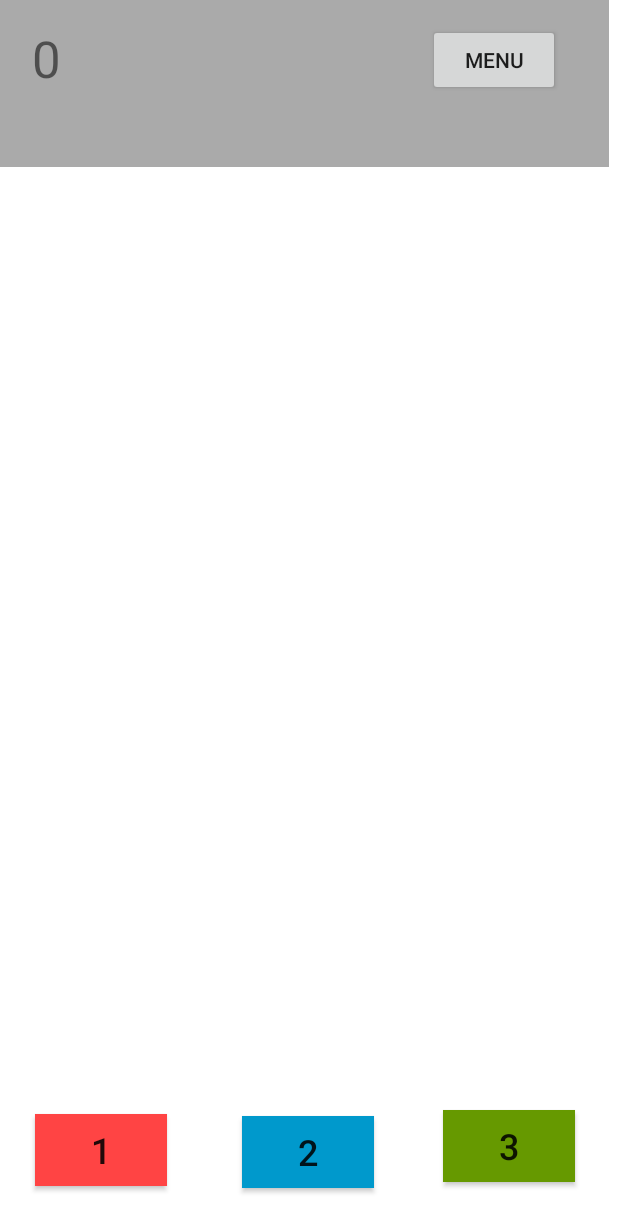
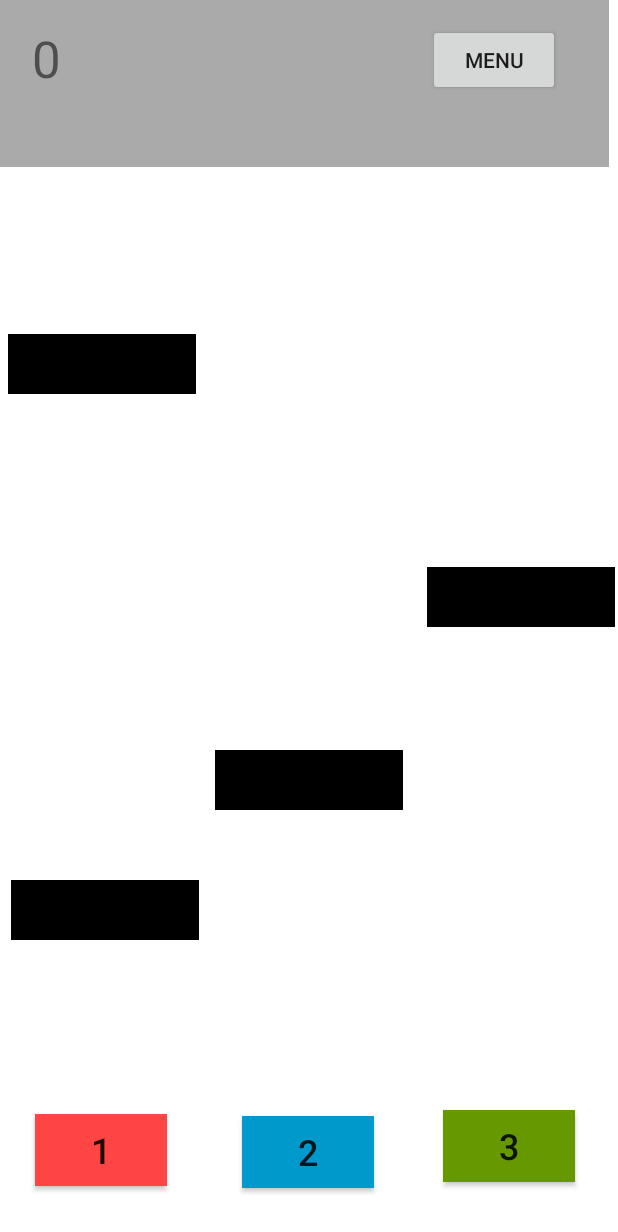
Before and after one commit to Salma22ch/HCI909-Project-Tap-Tap, an Android app: the EasyModeActivity screen opened directly, with no data from a screen before it, on a phone screen of 412 x 824 dp. Shown: the top 1232 px of the screen. Run offline under Robolectric (Android 15) with nearby library versions, the phone set to English and light mode, and no system bars.

Commit message:
prepare for motion

```diff
--- /dev/null
+++ b/app/src/main/res/drawable/note.xml
@@ -0,0 +1,9 @@
+<?xml version="1.0" encoding="utf-8"?>
+<selector xmlns:android="http://schemas.android.com/apk/res/android">
+    <item>
+        <shape android:shape="rectangle">
+            <solid android:color="@color/black"/>
+
+        </shape>
+    </item>
+</selector>
--- a/app/src/main/res/layout/activity_easy.xml
+++ b/app/src/main/res/layout/activity_easy.xml
@@ -74,6 +74,28 @@
             app:layout_constraintBottom_toBottomOf="parent"
             app:layout_constraintEnd_toEndOf="parent"
             app:layout_constraintStart_toStartOf="parent" />
+
+        <TextView
+            android:id="@+id/note_one"
+            android:layout_width="125dp"
+            android:layout_height="40dp"
+            android:layout_marginTop="68dp"
+            android:background="@drawable/note"
+            app:layout_constraintEnd_toEndOf="parent"
+            app:layout_constraintHorizontal_bias="0.628"
+            app:layout_constraintStart_toStartOf="parent"
+            app:layout_constraintTop_toTopOf="parent" />
+
+        <TextView
+            android:id="@+id/note_one_1"
+            android:layout_width="125dp"
+            android:layout_height="40dp"
+            android:layout_marginTop="432dp"
+            android:background="@drawable/note"
+            app:layout_constraintEnd_toEndOf="parent"
+            app:layout_constraintHorizontal_bias="1.0"
+            app:layout_constraintStart_toStartOf="parent"
+            app:layout_constraintTop_toTopOf="parent" />
     </androidx.constraintlayout.widget.ConstraintLayout>
 
     <androidx.constraintlayout.widget.ConstraintLayout
@@ -86,6 +108,16 @@
         app:layout_constraintStart_toStartOf="parent"
         app:layout_constraintTop_toTopOf="parent"
         app:layout_constraintVertical_bias="1.0">
+
+        <TextView
+            android:id="@+id/note_two"
+            android:layout_width="125dp"
+            android:layout_height="40dp"
+            android:layout_marginTop="348dp"
+            android:background="@drawable/note"
+            app:layout_constraintEnd_toEndOf="parent"
+            app:layout_constraintStart_toStartOf="parent"
+            app:layout_constraintTop_toTopOf="parent" />
 
         <Button
             android:id="@+id/tap_two_btn"
@@ -114,6 +146,17 @@
         app:layout_constraintTop_toTopOf="parent"
         app:layout_constraintVertical_bias="1.0">
 
+        <TextView
+            android:id="@+id/note_three"
+            android:layout_width="125dp"
+            android:layout_height="40dp"
+            android:layout_marginTop="224dp"
+            android:background="@drawable/note"
+            app:layout_constraintEnd_toEndOf="parent"
+            app:layout_constraintHorizontal_bias="0.6"
+            app:layout_constraintStart_toStartOf="parent"
+            app:layout_constraintTop_toTopOf="parent" />
+
         <Button
             android:id="@+id/tap_three_btn"
             android:layout_width="wrap_content"
--- a/app/src/main/res/values/strings.xml
+++ b/app/src/main/res/values/strings.xml
@@ -15,4 +15,5 @@
     <string name="tap_one">1</string>
     <string name="tap_two">2</string>
     <string name="tap_three">3</string>
+    <string name="note">note</string>
 </resources>
```
